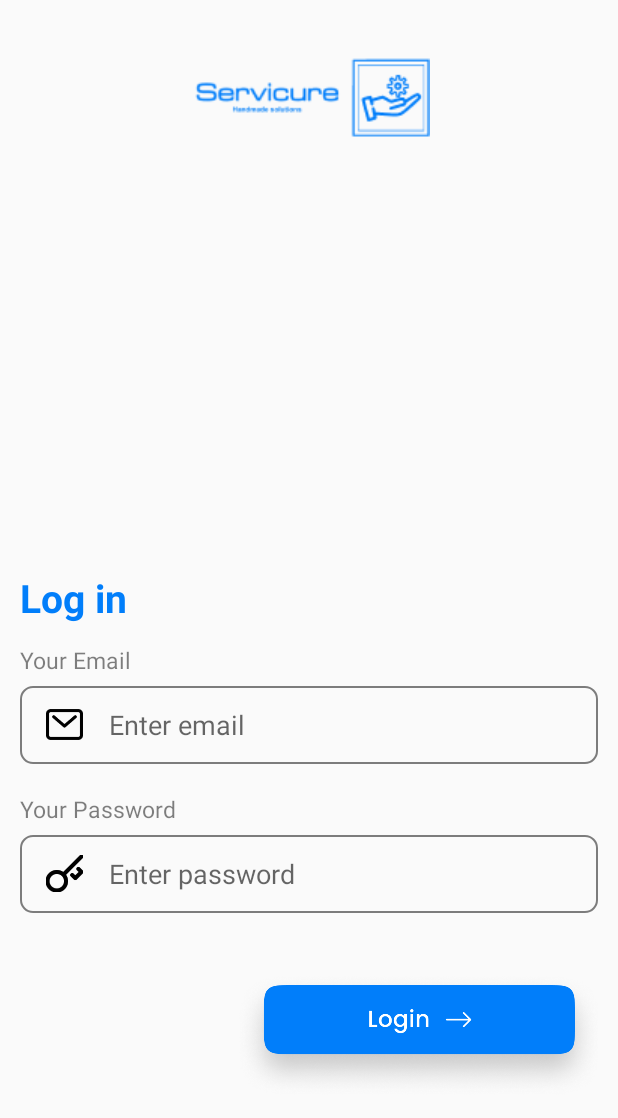
After one commit to CodeDocRJ/RJs-Work, an Android app: the LoginActivity screen opened directly, with no data from a screen before it, on a phone screen of 412 x 824 dp. The commit adds this screen. Shown: the top 1118 px of the screen. Run offline under Robolectric (Android 15) with nearby library versions, the phone set to English and light mode, and no system bars; our stand-ins replace sdp/ssp sizes.

Commit message:
Splash and Login Added

```diff
--- a/app/src/main/java/com/dtech/servicure/activity/HomeActivity.java
+++ b/app/src/main/java/com/dtech/servicure/activity/HomeActivity.java
@@ -37,8 +37,8 @@ public class HomeActivity extends AppCompatActivity {
         binding.linHistory.setOnClickListener(new View.OnClickListener() {
             @Override
             public void onClick(View view) {
-                Intent intent = new Intent(activity, MainActivity.class);
-                startActivity(intent);
+//                Intent intent = new Intent(activity, ProcessActivity.class);
+//                startActivity(intent);
             }
         });
 
--- /dev/null
+++ b/app/src/main/java/com/dtech/servicure/activity/LoginActivity.java
@@ -0,0 +1,35 @@
+package com.dtech.servicure.activity;
+
+import android.content.Intent;
+import android.os.Bundle;
+import android.view.View;
+
+import androidx.annotation.Nullable;
+import androidx.appcompat.app.AppCompatActivity;
+
+import com.dtech.databinding.ActivityHomeBinding;
+import com.dtech.databinding.ActivityLoginBinding;
+
+public class LoginActivity extends AppCompatActivity {
+
+    private ActivityLoginBinding binding;
+    private LoginActivity activity;
+
+    @Override
+    protected void onCreate(@Nullable Bundle savedInstanceState) {
+        super.onCreate(savedInstanceState);
+        binding = ActivityLoginBinding.inflate(getLayoutInflater());
+        setContentView(binding.getRoot());
+        activity = this;
+
+
+        binding.imgLogin.setOnClickListener(new View.OnClickListener() {
+            @Override
+            public void onClick(View view) {
+                Intent intent = new Intent(activity, HomeActivity.class);
+                startActivity(intent);
+            }
+        });
+
+    }
+}
--- /dev/null
+++ b/app/src/main/res/drawable/bg_field_stroke.xml
@@ -0,0 +1,14 @@
+<?xml version="1.0" encoding="utf-8"?>
+<shape xmlns:android="http://schemas.android.com/apk/res/android"
+    android:shape="rectangle">
+
+    <solid android:color="@android:color/transparent" />
+
+    <corners android:radius="@dimen/_6sdp" />
+
+    <stroke
+        android:width="@dimen/_1sdp"
+        android:color="@color/color_grey" />
+
+
+</shape>
--- a/app/src/main/res/layout/activity_home.xml
+++ b/app/src/main/res/layout/activity_home.xml
@@ -89,7 +89,7 @@
                     android:layout_width="wrap_content"
                     android:layout_height="wrap_content"
                     android:text="Home"
-                    android:textColor="@color/color_grey"
+                    android:textColor="@color/color_dim_blue"
                     android:textSize="@dimen/_11ssp" />
             </LinearLayout>
 
@@ -138,7 +138,7 @@
                     android:layout_width="wrap_content"
                     android:layout_height="wrap_content"
                     android:text="History"
-                    android:textColor="@color/color_grey"
+                    android:textColor="@color/color_dim_blue"
                     android:textSize="@dimen/_11ssp" />
             </LinearLayout>
 
--- /dev/null
+++ b/app/src/main/res/layout/activity_login.xml
@@ -0,0 +1,113 @@
+<?xml version="1.0" encoding="utf-8"?>
+<RelativeLayout xmlns:android="http://schemas.android.com/apk/res/android"
+    android:layout_width="match_parent"
+    android:layout_height="match_parent">
+
+    <ImageView
+        android:layout_width="wrap_content"
+        android:layout_height="@dimen/_60sdp"
+        android:layout_centerHorizontal="true"
+        android:layout_marginTop="@dimen/_20sdp"
+        android:src="@drawable/ic_serv_logo_text" />
+
+    <LinearLayout
+        android:layout_width="match_parent"
+        android:layout_height="wrap_content"
+        android:layout_alignParentBottom="true"
+        android:layout_marginStart="@dimen/_10sdp"
+        android:layout_marginEnd="@dimen/_10sdp"
+        android:layout_marginBottom="@dimen/_70sdp"
+        android:orientation="vertical">
+
+        <TextView
+            android:layout_width="wrap_content"
+            android:layout_height="wrap_content"
+            android:text="Log in"
+            android:textColor="@color/color_blue"
+            android:textSize="@dimen/_20ssp"
+            android:textStyle="bold" />
+
+        <TextView
+            android:layout_width="wrap_content"
+            android:layout_height="wrap_content"
+            android:layout_marginTop="@dimen/_10sdp"
+            android:text="Your Email"
+            android:textColor="@color/color_grey"
+            android:textSize="@dimen/_12ssp" />
+
+        <LinearLayout
+            android:layout_width="match_parent"
+            android:layout_height="@dimen/_40sdp"
+            android:layout_marginTop="@dimen/_5sdp"
+            android:background="@drawable/bg_field_stroke">
+
+            <ImageView
+                android:layout_width="@dimen/_25sdp"
+                android:layout_height="@dimen/_23sdp"
+                android:layout_gravity="center_vertical"
+                android:layout_marginStart="@dimen/_10sdp"
+                android:padding="@dimen/_2sdp"
+                android:src="@drawable/ic_mail" />
+
+            <EditText
+                android:layout_width="0dp"
+                android:layout_height="match_parent"
+                android:layout_weight="1"
+                android:background="@android:color/transparent"
+                android:hint="Enter email"
+                android:imeOptions="actionNext"
+                android:inputType="textEmailAddress"
+                android:paddingStart="@dimen/_10sdp"
+                android:textColor="@color/black"
+                android:textSize="@dimen/_14ssp" />
+
+        </LinearLayout>
+
+        <TextView
+            android:layout_width="wrap_content"
+            android:layout_height="wrap_content"
+            android:layout_marginTop="@dimen/_15sdp"
+            android:text="Your Password"
+            android:textColor="@color/color_grey"
+            android:textSize="@dimen/_12ssp" />
+
+        <LinearLayout
+            android:layout_width="match_parent"
+            android:layout_height="@dimen/_40sdp"
+            android:layout_marginTop="@dimen/_5sdp"
+            android:background="@drawable/bg_field_stroke">
+
+            <ImageView
+                android:layout_width="@dimen/_25sdp"
+                android:layout_height="@dimen/_23sdp"
+                android:layout_gravity="center_vertical"
+                android:layout_marginStart="@dimen/_10sdp"
+                android:padding="@dimen/_2sdp"
+                android:src="@drawable/ic_key" />
+
+            <EditText
+                android:layout_width="0dp"
+                android:layout_height="match_parent"
+                android:layout_weight="1"
+                android:background="@android:color/transparent"
+                android:hint="Enter password"
+                android:imeOptions="actionDone"
+                android:inputType="textPassword"
+                android:paddingStart="@dimen/_10sdp"
+                android:textColor="@color/black"
+                android:textSize="@dimen/_14ssp" />
+
+        </LinearLayout>
+
+        <ImageView
+            android:id="@+id/imgLogin"
+            android:layout_width="wrap_content"
+            android:layout_height="@dimen/_65sdp"
+            android:layout_gravity="end"
+            android:layout_marginTop="@dimen/_30sdp"
+            android:adjustViewBounds="true"
+            android:src="@drawable/ic_login" />
+
+    </LinearLayout>
+
+</RelativeLayout>
--- a/app/src/main/res/layout/item_pending.xml
+++ b/app/src/main/res/layout/item_pending.xml
@@ -2,7 +2,7 @@
 <LinearLayout xmlns:android="http://schemas.android.com/apk/res/android"
     android:id="@+id/linMain"
     android:layout_width="match_parent"
-    android:layout_height="wrap_content"
+    android:layout_height="@dimen/_65sdp"
     android:layout_marginStart="@dimen/_8sdp"
     android:layout_marginTop="@dimen/_5sdp"
     android:layout_marginEnd="@dimen/_8sdp"
@@ -44,7 +44,7 @@
             android:layout_width="wrap_content"
             android:layout_height="wrap_content"
             android:text="07:15, 03/06/2022"
-            android:textColor="@color/color_grey"
+            android:textColor="@color/color_dim_blue"
             android:textSize="@dimen/_12ssp" />
 
     </LinearLayout>
--- a/app/src/main/res/values/colors.xml
+++ b/app/src/main/res/values/colors.xml
@@ -7,7 +7,8 @@
     <color name="color_light_theme">#F5FCFF</color>
     <!--<color name="color_light_theme">#C6EEFF</color>-->
 
-    <color name="color_grey">#9AA8C7</color>
+    <color name="color_dim_blue">#9AA8C7</color>
+    <color name="color_grey">#80000000</color>
 
     <color name="purple_200">#FFBB86FC</color>
     <color name="purple_500">#FF6200EE</color>
@@ -18,4 +19,5 @@
     <color name="white">#FFFFFFFF</color>
     <color name="color_text_color">#017EFA</color>
     <color name="color_hint">#801F1F1F</color>
+    <color name="color_blue">#017EFA</color>
 </resources>
--- a/app/src/main/res/values/styles.xml
+++ b/app/src/main/res/values/styles.xml
@@ -1,6 +1,6 @@
 <?xml version="1.0" encoding="utf-8"?>
 <resources>
-    <style name="AppTheme" parent="Theme.AppCompat.DayNight.NoActionBar">
+    <style name="AppTheme" parent="Theme.AppCompat.Light.NoActionBar">
         <item name="android:colorPrimary">@color/colorPrimary</item>
         <item name="android:colorPrimaryDark">@color/colorPrimaryDark</item>
         <item name="android:colorAccent">@color/colorAccent</item>
```
Also changed, not shown: app/src/main/AndroidManifest.xml (+8 -4 lines), app/src/main/java/com/dtech/servicure/activity/ProcessActivity.java (renamed from app/src/main/java/com/dtech/servicure/activity/MainActivity.java, +10 -4 lines), app/src/main/java/com/dtech/servicure/activity/SplashActivity.java (added, +36 -0 lines), app/src/main/res/layout/activity_splash.xml (added, +26 -0 lines), app/src/main/res/drawable/ic_bg_splash_1.png (added), app/src/main/res/drawable/ic_key.png (added), app/src/main/res/drawable/ic_login.png (added), app/src/main/res/drawable/ic_mail.png (added), app/src/main/res/drawable/ic_next_arrow.png (added), app/src/main/res/drawable/ic_serv_logo_text.png (added), app/src/main/res/layout/activity_process.xml (renamed from app/src/main/res/layout/activity_main.xml), 1 other file.
